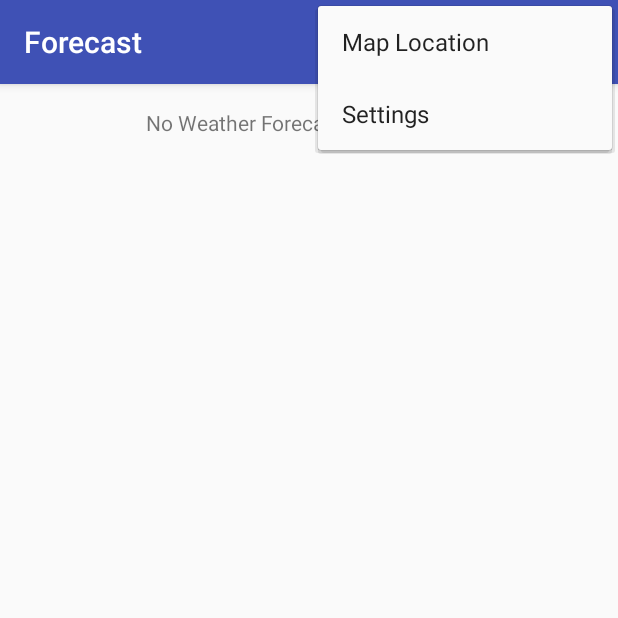
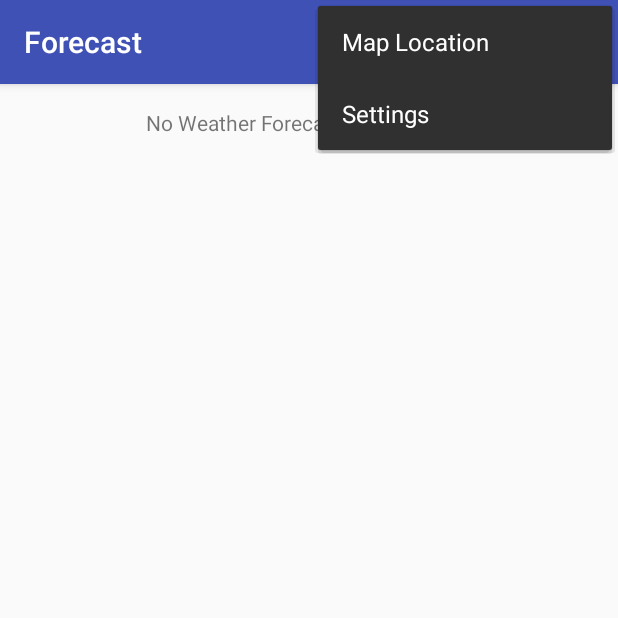
Before and after one commit to gitgik/Forecast, an Android app: the ForecastFragment screen opened directly, with no data from a screen before it, with the options menu open, on a phone screen of 412 x 824 dp, the top half of it. Run offline under Robolectric (Android 15) with nearby library versions, the phone set to English and light mode, and no system bars; pictures from the network do not load.

Commit message:
(chore) Add dark action bar theme to toolbar widget

```diff
--- a/app/src/main/res/layout/activity_main.xml
+++ b/app/src/main/res/layout/activity_main.xml
@@ -17,7 +17,7 @@
             android:layout_width="match_parent"
             android:layout_height="?attr/actionBarSize"
             android:background="?attr/colorPrimary"
-            app:popupTheme="@style/AppTheme.PopupOverlay" />
+            android:theme="@style/ThemeOverlay.AppCompat.Dark.ActionBar"/>
 
     </android.support.design.widget.AppBarLayout>
 
```
Also changed, not shown: app/src/main/res/layout/list_item_forecast.xml (+6 -2 lines).
